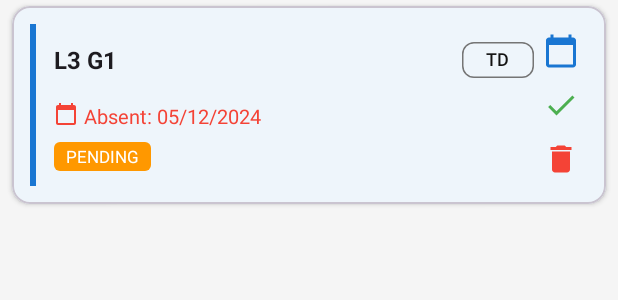
After one commit to azizi-nabil/additioapp, an Android app: the layout item_absence.xml on its own in the app's theme, with its tools: preview values and no code run, on a phone screen of 412 x 824 dp. The commit adds this screen. Shown: the top 300 px of the screen. Run offline under Robolectric (Android 15) with nearby library versions, the phone set to English and light mode, and no system bars.

Commit message:
feat: Add Teacher Absence & Replacement tracking feature
NEW FEATURE: Track teacher absences and schedule replacement sessions

Database Layer:
- TeacherAbsenceEntity with status (PENDING/SCHEDULED/COMPLETED)
- TeacherAbsenceDao with full CRUD operations
- Updated AppDatabase to version 18
- Added repository methods for absence management

UI Components:
- dialog_add_absence.xml - Form to record absence
- item_absence.xml - Card display for absence list
- AbsenceAdapter with DiffUtil for efficient updates
- bg_status_pending.xml - Status badge background

Localization:
- 27 new strings per language (81 total translations)
- Full support for English, French, Arabic

Session types: TD, TP, Course
Status flow: PENDING → SCHEDULED → COMPLETED

Ready for integration with PlannerFragment

```diff
--- a/app/src/main/java/com/example/additioapp/AdditioApplication.kt
+++ b/app/src/main/java/com/example/additioapp/AdditioApplication.kt
@@ -31,6 +31,7 @@ class AdditioApplication : Application() {
             database.eventDao(),
             database.taskDao(),
             database.scheduleItemDao(),
+            database.teacherAbsenceDao(),
             getSharedPreferences("additio_prefs", MODE_PRIVATE)
         )
     }
--- /dev/null
+++ b/app/src/main/res/drawable/bg_status_pending.xml
@@ -0,0 +1,6 @@
+<?xml version="1.0" encoding="utf-8"?>
+<shape xmlns:android="http://schemas.android.com/apk/res/android"
+    android:shape="rectangle">
+    <solid android:color="#FF9800"/>
+    <corners android:radius="4dp"/>
+</shape>
--- /dev/null
+++ b/app/src/main/res/layout/item_absence.xml
@@ -0,0 +1,159 @@
+<?xml version="1.0" encoding="utf-8"?>
+<com.google.android.material.card.MaterialCardView xmlns:android="http://schemas.android.com/apk/res/android"
+    xmlns:app="http://schemas.android.com/apk/res-auto"
+    android:layout_width="match_parent"
+    android:layout_height="wrap_content"
+    android:layout_marginHorizontal="8dp"
+    android:layout_marginVertical="4dp"
+    app:cardCornerRadius="12dp"
+    app:cardElevation="2dp">
+
+    <LinearLayout
+        android:layout_width="match_parent"
+        android:layout_height="wrap_content"
+        android:orientation="horizontal"
+        android:padding="12dp">
+
+        <!-- Status Indicator -->
+        <View
+            android:id="@+id/statusIndicator"
+            android:layout_width="4dp"
+            android:layout_height="match_parent"
+            android:background="@color/primary"
+            android:layout_marginEnd="12dp"/>
+
+        <!-- Content -->
+        <LinearLayout
+            android:layout_width="0dp"
+            android:layout_height="wrap_content"
+            android:layout_weight="1"
+            android:orientation="vertical">
+
+            <!-- Class Name & Type -->
+            <LinearLayout
+                android:layout_width="match_parent"
+                android:layout_height="wrap_content"
+                android:orientation="horizontal"
+                android:gravity="center_vertical">
+
+                <TextView
+                    android:id="@+id/textClassName"
+                    android:layout_width="0dp"
+                    android:layout_height="wrap_content"
+                    android:layout_weight="1"
+                    android:text="L3 G1"
+                    android:textSize="16sp"
+                    android:textStyle="bold"
+                    android:textColor="?android:textColorPrimary"/>
+
+                <com.google.android.material.chip.Chip
+                    android:id="@+id/chipSessionType"
+                    android:layout_width="wrap_content"
+                    android:layout_height="wrap_content"
+                    android:text="TD"
+                    android:textSize="12sp"
+                    app:chipMinHeight="24dp"/>
+            </LinearLayout>
+
+            <!-- Absence Date -->
+            <LinearLayout
+                android:layout_width="match_parent"
+                android:layout_height="wrap_content"
+                android:orientation="horizontal"
+                android:layout_marginTop="4dp">
+
+                <ImageView
+                    android:layout_width="16dp"
+                    android:layout_height="16dp"
+                    android:src="@drawable/ic_calendar_today_24dp"
+                    android:layout_marginEnd="4dp"
+                    app:tint="@color/behavior_negative"/>
+
+                <TextView
+                    android:id="@+id/textAbsenceDate"
+                    android:layout_width="wrap_content"
+                    android:layout_height="wrap_content"
+                    android:text="Absent: 05/12/2024"
+                    android:textSize="13sp"
+                    android:textColor="@color/behavior_negative"/>
+            </LinearLayout>
+
+            <!-- Replacement Date (if scheduled) -->
+            <LinearLayout
+                android:id="@+id/layoutReplacement"
+                android:layout_width="match_parent"
+                android:layout_height="wrap_content"
+                android:orientation="horizontal"
+                android:layout_marginTop="4dp"
+                android:visibility="gone">
+
+                <ImageView
+                    android:layout_width="16dp"
+                    android:layout_height="16dp"
+                    android:src="@drawable/ic_calendar_today_24dp"
+                    android:layout_marginEnd="4dp"
+                    app:tint="@color/primary"/>
+
+                <TextView
+                    android:id="@+id/textReplacementDate"
+                    android:layout_width="wrap_content"
+                    android:layout_height="wrap_content"
+                    android:text="Replacement: 12/12/2024"
+                    android:textSize="13sp"
+                    android:textColor="@color/primary"/>
+            </LinearLayout>
+
+            <!-- Status Badge -->
+            <TextView
+                android:id="@+id/textStatus"
+                android:layout_width="wrap_content"
+                android:layout_height="wrap_content"
+                android:layout_marginTop="8dp"
+                android:text="PENDING"
+                android:textSize="11sp"
+                android:textColor="@android:color/white"
+                android:background="@drawable/bg_status_pending"
+                android:paddingHorizontal="8dp"
+                android:paddingVertical="2dp"/>
+
+        </LinearLayout>
+
+        <!-- Actions -->
+        <LinearLayout
+            android:layout_width="wrap_content"
+            android:layout_height="wrap_content"
+            android:orientation="vertical"
+            android:gravity="center">
+
+            <ImageButton
+                android:id="@+id/btnSchedule"
+                android:layout_width="36dp"
+                android:layout_height="36dp"
+                android:src="@drawable/ic_calendar_today_24dp"
+                android:background="?attr/selectableItemBackgroundBorderless"
+                android:contentDescription="@string/schedule_replacement"
+                app:tint="@color/primary"/>
+
+            <ImageButton
+                android:id="@+id/btnComplete"
+                android:layout_width="36dp"
+                android:layout_height="36dp"
+                android:src="@drawable/ic_check_24dp"
+                android:background="?attr/selectableItemBackgroundBorderless"
+                android:contentDescription="@string/mark_completed"
+                app:tint="@color/behavior_positive"/>
+
+            <ImageButton
+                android:id="@+id/btnDelete"
+                android:layout_width="36dp"
+                android:layout_height="36dp"
+                android:src="@drawable/ic_delete_24dp"
+                android:background="?attr/selectableItemBackgroundBorderless"
+                android:contentDescription="@string/action_delete"
+                app:tint="@color/behavior_negative"/>
+
+        </LinearLayout>
+
+    </LinearLayout>
+
+</com.google.android.material.card.MaterialCardView>
```
Also changed, not shown: app/src/main/java/com/example/additioapp/data/AppDatabase.kt (+6 -2 lines), app/src/main/java/com/example/additioapp/data/dao/TeacherAbsenceDao.kt (added, +61 -0 lines), app/src/main/java/com/example/additioapp/data/model/TeacherAbsenceEntity.kt (added, +40 -0 lines), app/src/main/java/com/example/additioapp/data/repository/AppRepository.kt (+50 -0 lines), app/src/main/java/com/example/additioapp/ui/adapters/AbsenceAdapter.kt (added, +121 -0 lines), app/src/main/res/layout/dialog_add_absence.xml (added, +138 -0 lines), app/src/main/res/values/strings.xml (+26 -0 lines), 2 other files.
